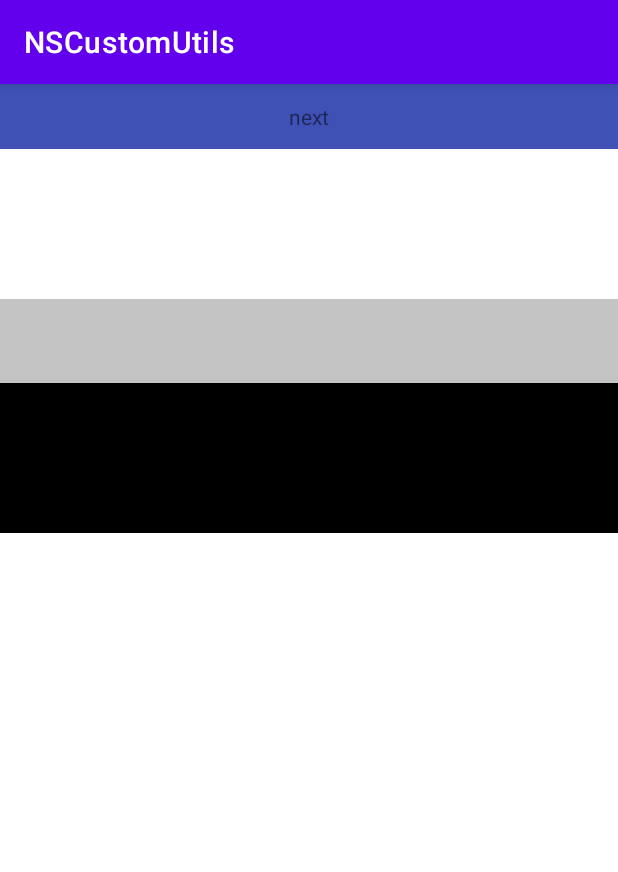
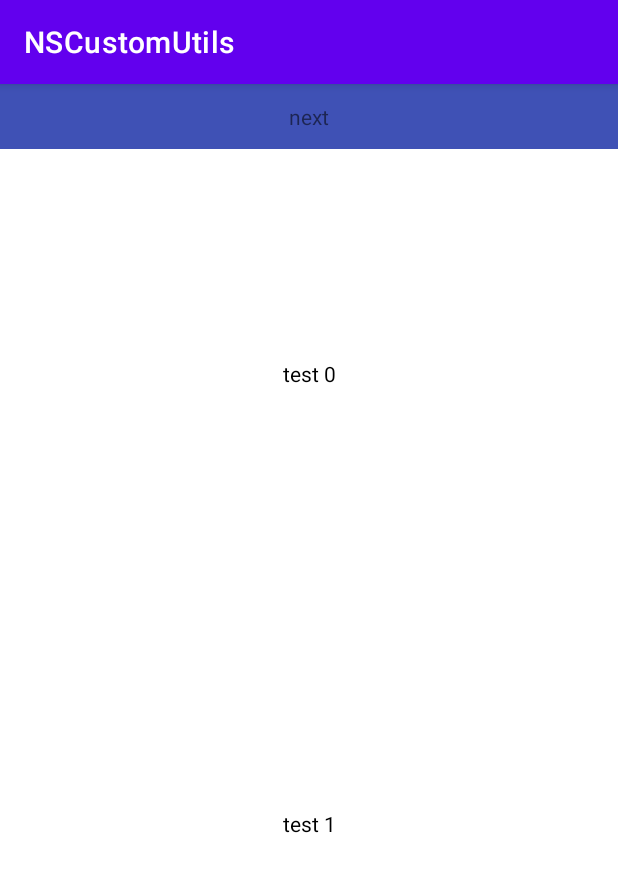
Before and after one commit to Dinhvietanhk5/NSCustomUtils, an Android app: the screen it shows after launch (MainActivity), on a phone screen of 412 x 824 dp. Shown: the top 872 px of the screen. Run offline under Robolectric (Android 15) with nearby library versions, the phone set to English and light mode, and no system bars; libraries missing offline, so code that uses them is left out: com.trello.rxlifecycle; 1 statement that could not run was skipped.

```diff
--- a/app/src/main/java/com/newsoft/nscustomutils/MainActivity.kt
+++ b/app/src/main/java/com/newsoft/nscustomutils/MainActivity.kt
@@ -61,10 +61,13 @@ class MainActivity : BaseActivity() {
 //
 //
 //
-//        val adapter = TestAdapter()
-//        adapter.apply {
-//            setRecyclerView(rvList, countTest = 200)
-//        }
+        val adapter = TestAdapter()
+        adapter.apply {
+            setRecyclerView(rvList, countTest = 200)
+            setLoadData{
+                Log.e("setLoadData"," ")
+            }
+        }
 
 //        edt.setOnTouchListener(OnTouchListener { v, event ->
 //            val DRAWABLE_LEFT = 0
--- a/app/src/main/res/layout/activity_main.xml
+++ b/app/src/main/res/layout/activity_main.xml
@@ -42,9 +42,7 @@
     <com.newsoft.nscustom.view.recyclerview.NSRecyclerview
         android:id="@+id/rvList"
         android:layout_width="match_parent"
-        android:layout_height="100dp"
-        app:clipToPaddingRecyclerview="false"
-        app:paddingBottomRecyclerview="100dp" />
+        android:layout_height="match_parent"  />
 
     <com.newsoft.nscustom.view.edittext.NSEdittext
         android:id="@+id/edt"
@@ -53,6 +51,7 @@
         android:background="@color/grey"
         android:fontFamily="@font/nunito_medium"
         android:paddingHorizontal="10dp"
+        android:visibility="gone"
         android:paddingVertical="12dp"
         app:inputType="textEmpty" />
 
@@ -60,6 +59,7 @@
         android:id="@+id/image"
         android:layout_width="match_parent"
         android:layout_height="100dp"
+        android:visibility="gone"
         android:background="@color/black" />
 
 
--- a/app/src/main/res/layout/item_string.xml
+++ b/app/src/main/res/layout/item_string.xml
@@ -7,7 +7,7 @@
     <TextView
         android:id="@+id/tvTitle"
         android:layout_width="match_parent"
-        android:layout_height="wrap_content"
+        android:layout_height="300dp"
         android:background="@color/white"
         android:gravity="center"
         android:text="test"
```
Also changed, not shown: nscustom/src/main/java/com/newsoft/nscustom/view/recyclerview/BaseAdapter.kt (+17 -8 lines).
